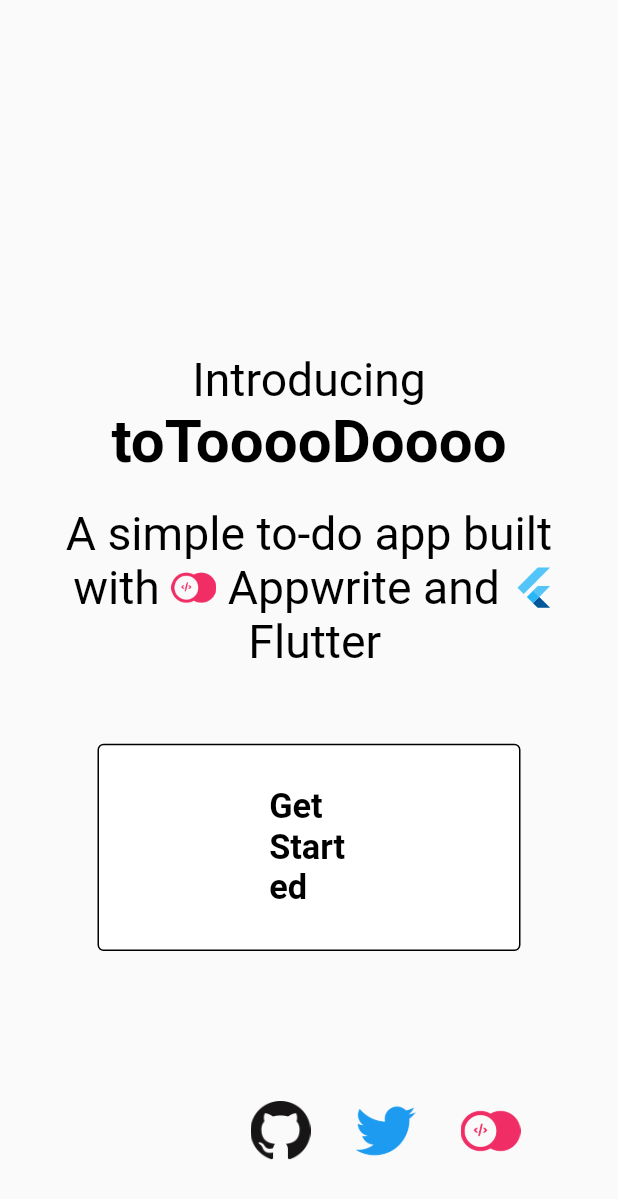
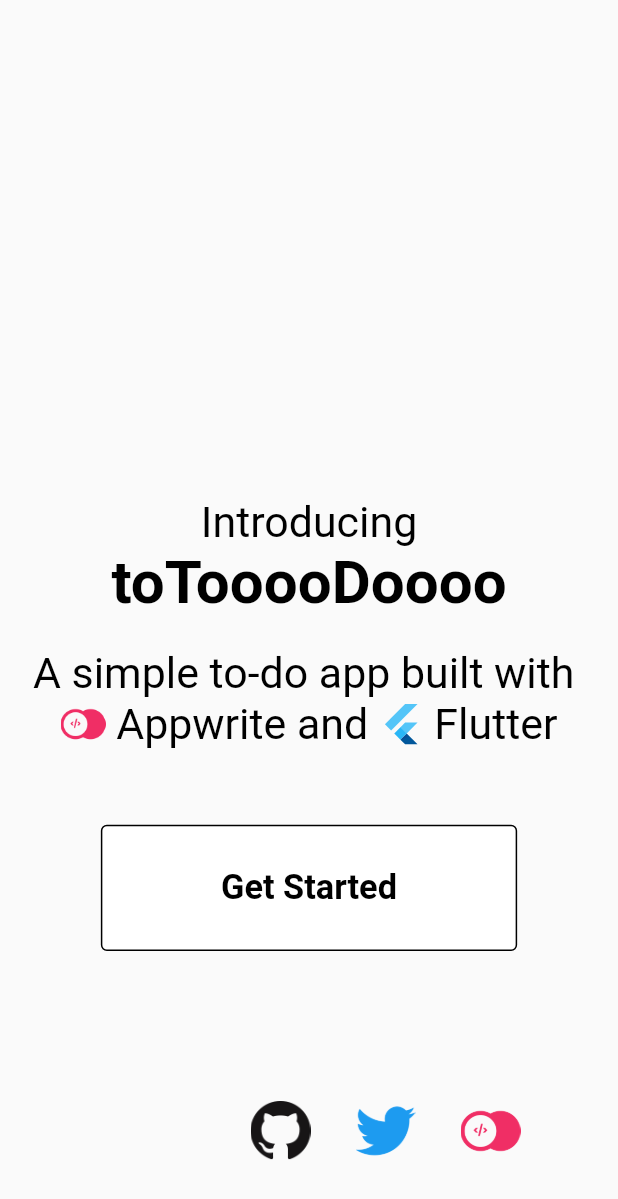
Before and after one commit to SirusCodes/todo_appwrite, a Flutter app: the screen it shows after launch, on a phone screen of 412 x 824 dp. Shown: the top 1199 px of the screen. Run offline on Flutter 3.47's test engine with Material 2 defaults, Android fonts, the phone set to English and light mode, and no system bars; our stand-ins replace appwrite, flutter_riverpod, flutter_screenutil, routemaster; network calls fail.

Commit message:
landing button scaling fix

```diff
--- a/lib/utils/themes.dart
+++ b/lib/utils/themes.dart
@@ -26,7 +26,7 @@ ThemeData appTheme() => ThemeData(
           fontWeight: FontWeight.bold,
           fontSize: 35.sp,
         ),
-        headline4: TextStyle(color: Colors.black, fontSize: 27.sp),
+        headline4: TextStyle(color: Colors.black, fontSize: 25.sp),
       ),
       outlinedButtonTheme: OutlinedButtonThemeData(
           style: ButtonStyle(
@@ -38,7 +38,7 @@ ThemeData appTheme() => ThemeData(
           },
         ),
         padding: MaterialStateProperty.all(
-          EdgeInsets.symmetric(horizontal: 100.sp, vertical: 25.sp),
+          EdgeInsets.symmetric(horizontal: 70.sp, vertical: 25.sp),
         ),
         foregroundColor: MaterialStateProperty.resolveWith<Color?>(
           (states) {
```
